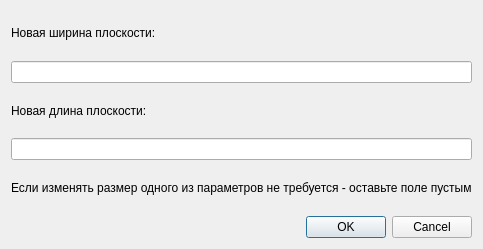
Qt form Proj/sizechanger.ui (TheSawIsTheLaw/ComputerGraphicsCoursework) before a commit.
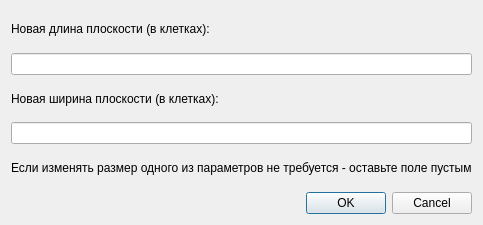
The same form after that commit.

The edit to the form file:
```diff
--- a/Proj/sizechanger.ui
+++ b/Proj/sizechanger.ui
@@ -7,7 +7,7 @@
     <x>0</x>
     <y>0</y>
     <width>440</width>
-    <height>249</height>
+    <height>225</height>
    </rect>
   </property>
   <property name="windowTitle">
@@ -17,7 +17,7 @@
    <item>
     <widget class="QLabel" name="label">
      <property name="text">
-      <string>Новая ширина плоскости:</string>
+      <string>Новая длина плоскости (в клетках):</string>
      </property>
     </widget>
    </item>
@@ -27,7 +27,7 @@
    <item>
     <widget class="QLabel" name="label_2">
      <property name="text">
-      <string>Новая длина плоскости:</string>
+      <string>Новая ширина плоскости (в клетках):</string>
      </property>
     </widget>
    </item>
```
Left out of the diff: 8 changed lines with no effect on the pictures.
